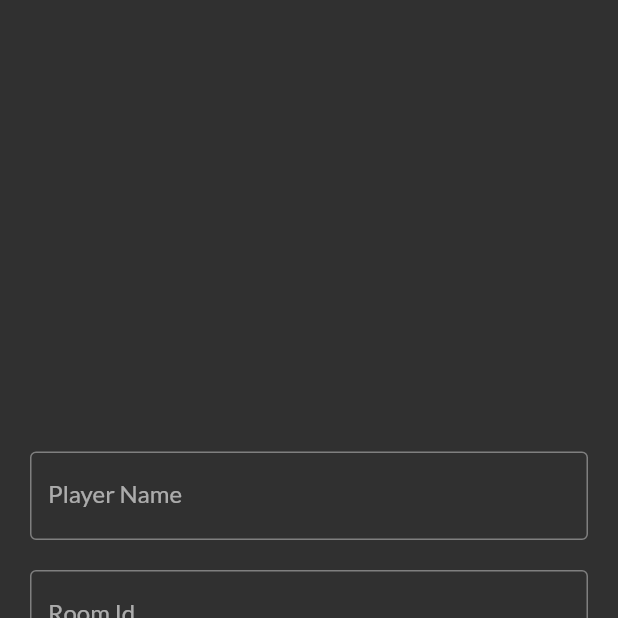
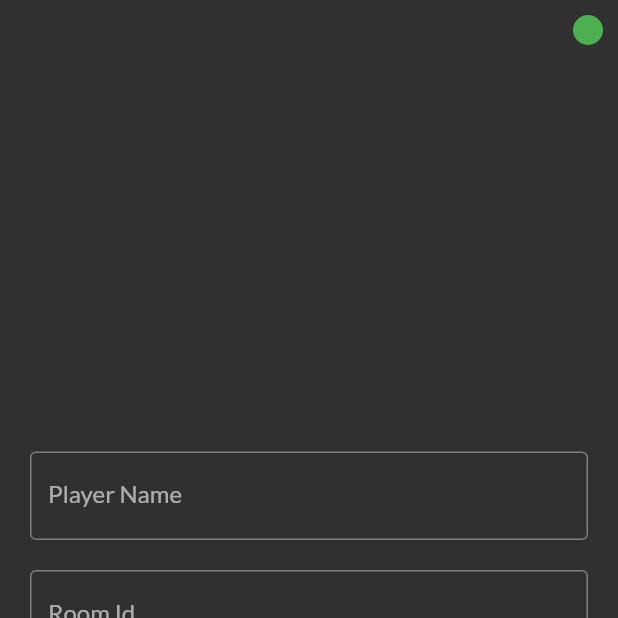
Before and after one commit to ujjawal-shrivastava/bingo, a Flutter app: the screen it shows after launch, on a phone screen of 412 x 824 dp, the top half of it. Run offline on Flutter 3.47's test engine with Material 2 defaults, Android fonts, the light colour scheme and no system bars; our stand-ins replace equatable, localstorage, websafe_svg; missing offline and left inert: artemis, clipboard, gql, gql_websocket_link, multiavatar.

Commit message:
add ping indicator

```diff
--- a/lib/main.dart
+++ b/lib/main.dart
@@ -9,6 +9,7 @@ import 'package:uuid/uuid.dart';
 import 'package:web_socket_channel/web_socket_channel.dart';
 import 'api/api.dart';
 import 'screens/home.dart';
+import 'widgets/ping_indicator.dart';
 
 void main() async {
   var playerId = Uuid().v4();
@@ -45,6 +46,9 @@ class _MyAppState extends State<MyApp> {
       ),
     ),
   );
+
+  var ping = ValueNotifier<int?>(null);
+
   @override
   void initState() {
     super.initState();
@@ -54,10 +58,15 @@ class _MyAppState extends State<MyApp> {
 
   pingLoop() async {
     while (true) {
-      await Future.delayed(Duration(seconds: 3));
+      await Future.delayed(Duration(seconds: 1));
+      var tim = DateTime.now();
       try {
-        await client.execute(PingQuery());
+        await client.execute(PingQuery()).timeout(Duration(seconds: 5));
+        var cping = DateTime.now().difference(tim);
+        print("Ping ${cping.inMilliseconds}ms");
+        ping.value = cping.inMilliseconds;
       } catch (e) {
+        ping.value = null;
         print('Error $e');
       }
     }
@@ -70,9 +79,24 @@ class _MyAppState extends State<MyApp> {
       playerId: widget.playerId,
       artemisClient: client,
       child: MaterialApp(
+        home: MaterialApp(
           title: 'Bingo Tingo',
           routes: {
             '/': (context) => Home(),
+          },
+          builder: (context, child) {
+            return Stack(
+              children: [
+                if (child != null) child,
+                Positioned(
+                  right: 10,
+                  top: 10,
+                  child: PingIndicator(
+                    ping: ping,
+                  ),
+                ),
+              ],
+            );
           },
           onGenerateRoute: (settings) {
             var reg = RegExp(r'\/room\/(\w+)');
@@ -93,6 +117,7 @@ class _MyAppState extends State<MyApp> {
             brightness: Brightness.dark,
           ),
         ),
+      ),
     );
   }
 }
--- /dev/null
+++ b/lib/widgets/ping_indicator.dart
@@ -0,0 +1,55 @@
+import 'package:flutter/material.dart';
+
+class PingIndicator extends StatefulWidget {
+  final ValueNotifier<int?> ping;
+  const PingIndicator({
+    Key? key,
+    required this.ping,
+  }) : super(key: key);
+
+  @override
+  _PingIndicatorState createState() => _PingIndicatorState();
+}
+
+class _PingIndicatorState extends State<PingIndicator> {
+  @override
+  initState() {
+    super.initState();
+    widget.ping.addListener(() {
+      setState(() {});
+    });
+  }
+
+  Color get pingColor {
+    if (widget.ping.value != null) {
+      if (widget.ping.value! < 300) {
+        return Colors.green;
+      } else if (widget.ping.value! < 600) {
+        return Colors.orange;
+      } else {
+        return Colors.red;
+      }
+    } else {
+      return Colors.grey;
+    }
+  }
+
+  @override
+  Widget build(BuildContext context) {
+    return Tooltip(
+      message: widget.ping.value?.toString() ?? 'Disconnected',
+      child: AnimatedContainer(
+        duration: Duration(
+          milliseconds: 300,
+        ),
+        curve: Curves.ease,
+        height: 20,
+        width: 20,
+        decoration: BoxDecoration(
+          shape: BoxShape.circle,
+          color: pingColor,
+        ),
+      ),
+    );
+  }
+}
```
Lines whose indentation alone changed are shown as unchanged.
